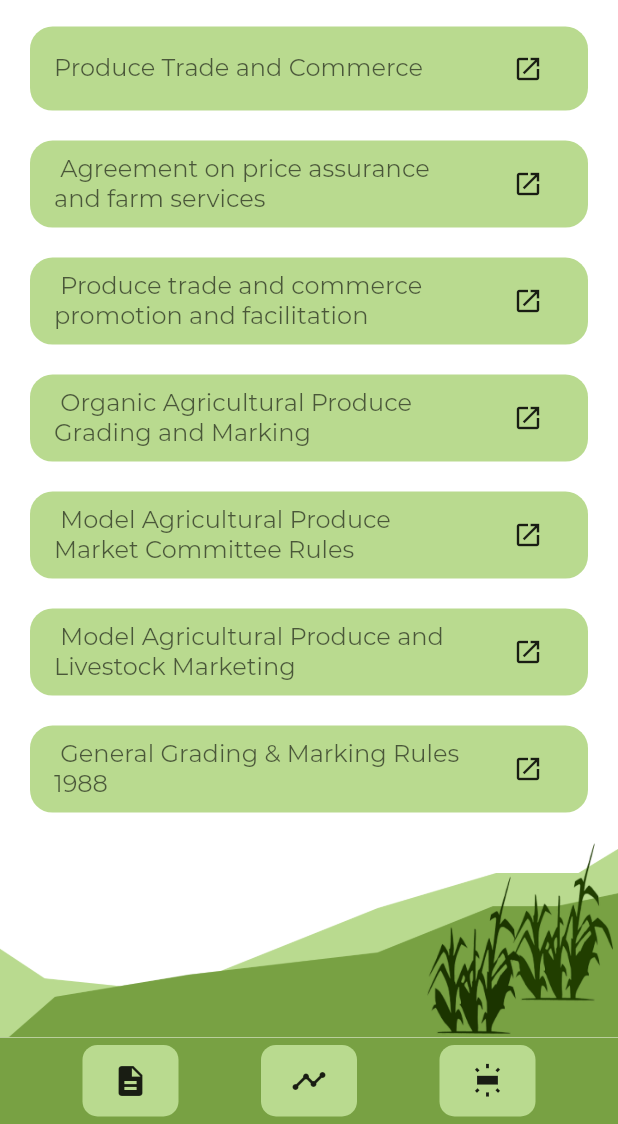
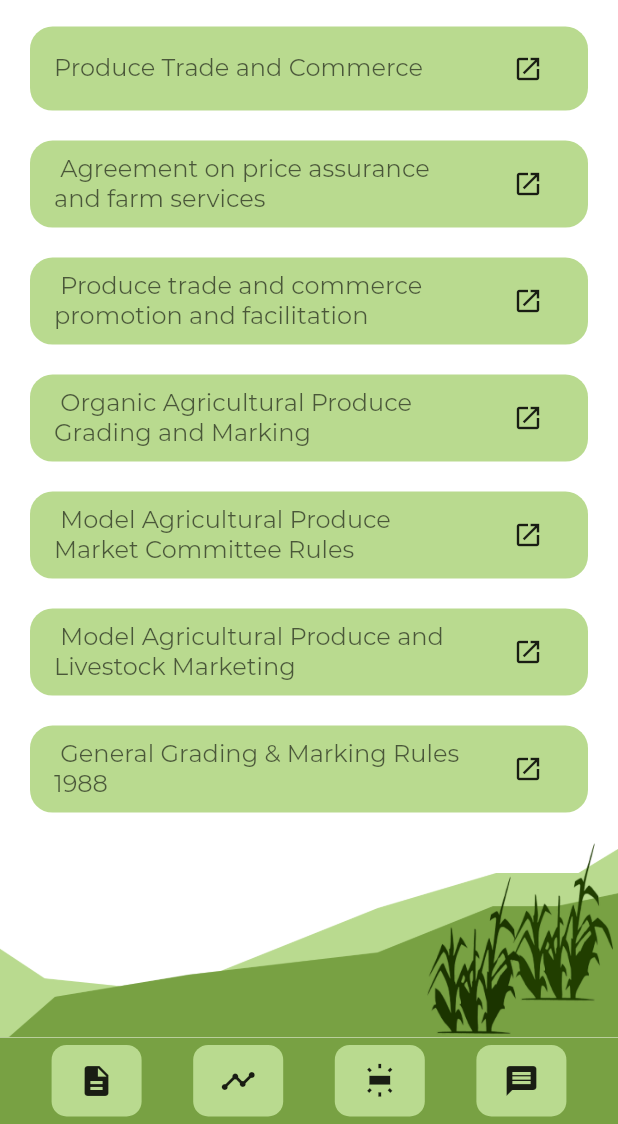
Before and after one commit to ik159/KrishiKadam, a Flutter app: the ActsnRules screen opened directly, on a phone screen of 412 x 824 dp, the part 112-1236 px from its top. Run offline on Flutter 3.47's test engine with Material 2 defaults, Android fonts, the phone set to English and light mode, and no system bars; our stand-ins replace cloud_firestore, firebase_auth, firebase_core, flutter_swiper, google_fonts, shared_preferences; missing offline and left inert: folding_cell; accounts and stored records are empty; statements that could not run were skipped.

```diff
--- a/lib/components/bottom_nav.dart
+++ b/lib/components/bottom_nav.dart
@@ -1,8 +1,11 @@
 import 'package:flutter/material.dart';
 import './Awareness_Section.dart';
 import './Predictive_Analysis.dart';
+import 'NewsFeed.dart';
 import 'Predictive_Analysis.dart';
 import 'section2/combine.dart';
+import 'package:krishikadam/components/NewsFeed.dart';
+
 
 class BottomNav extends StatefulWidget {
   BottomNav({Key key, this.width, this.height}) : super(key: key);
@@ -39,18 +42,14 @@ class _BottomNavState extends State<BottomNav> {
             child: Row(
               mainAxisAlignment: MainAxisAlignment.spaceEvenly,
               children: <Widget>[
-                GestureDetector(
-                  onTap: null,
-                  child: Container(
+            Container(
             margin: const EdgeInsets.symmetric(vertical: 5.0),
-                    padding: const EdgeInsets.symmetric(horizontal: 8.0),
+            padding: const EdgeInsets.symmetric(horizontal: 6.0),
             decoration: BoxDecoration(
                 color: Color(0xFFB9DA8F),
                 borderRadius: BorderRadius.circular(10)),
             child: IconButton(
-                      icon: Icon(
-                        Icons.description,
-                      ),
+              icon: Icon(Icons.description),
               onPressed: () {
                 Navigator.push(
                 context,
@@ -60,10 +59,9 @@ class _BottomNavState extends State<BottomNav> {
                       },
                     ),
                   ),
-                ),
                 Container(
                   margin: const EdgeInsets.symmetric(vertical: 5.0),
-                  padding: const EdgeInsets.symmetric(horizontal: 8.0),
+                  padding: const EdgeInsets.symmetric(horizontal: 6.0),
                   decoration: BoxDecoration(
                       color: Color(0xFFB9DA8F),
                       borderRadius: BorderRadius.circular(10)),
@@ -80,7 +78,7 @@ class _BottomNavState extends State<BottomNav> {
                 ),
                 Container(
                   margin: const EdgeInsets.symmetric(vertical: 5.0),
-                  padding: const EdgeInsets.symmetric(horizontal: 8.0),
+                  padding: const EdgeInsets.symmetric(horizontal: 6.0),
                   decoration: BoxDecoration(
                       color: Color(0xFFB9DA8F),
                       borderRadius: BorderRadius.circular(10)),
@@ -95,6 +93,24 @@ class _BottomNavState extends State<BottomNav> {
                     },
                   ),
                 ),
+                Container(
+                  margin: const EdgeInsets.symmetric(vertical: 5.0),
+                  padding: const EdgeInsets.symmetric(horizontal: 6.0),
+                  decoration: BoxDecoration(
+                      color: Color(0xFFB9DA8F),
+                      borderRadius: BorderRadius.circular(10)),
+                  child: IconButton(
+                    icon: Icon(Icons.message),
+                    onPressed: () {
+                      Navigator.push(
+                        context,
+                        MaterialPageRoute(
+                            builder: (context) => NewsFeed()),
+                      );
+                    },
+                  ),
+                ),
+
               ],
             ),
           ),
--- a/pubspec.yaml
+++ b/pubspec.yaml
@@ -31,6 +31,7 @@ dependencies:
   custom_switch: 0.0.1
   google_fonts: ^1.1.1
   folding_cell: "^0.1.0"
+  intl:
   shared_preferences:
 
   # The following adds the Cupertino Icons font to your application.
```
Also changed, not shown: pubspec.lock. Lines whose indentation alone changed are shown as unchanged.
